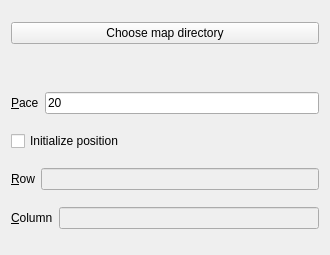
This is funcatching/initialmap_stackmap.ui in rightlorg/funcatching as Qt 5 draws it before an edit. The edited form follows.
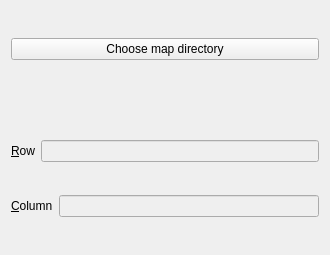
This is the edited form.

```diff
--- a/funcatching/initialmap_stackmap.ui
+++ b/funcatching/initialmap_stackmap.ui
@@ -34,34 +34,6 @@
      </property>
     </widget>
    </item>
-   <item>
-    <layout class="QHBoxLayout" name="horizontalLayout">
-     <item>
-      <widget class="QLabel" name="paceLabel">
-       <property name="text">
-        <string>&amp;Pace</string>
-       </property>
-       <property name="buddy">
-        <cstring>paceEdit</cstring>
-       </property>
-      </widget>
-     </item>
-     <item>
-      <widget class="QLineEdit" name="paceEdit">
-       <property name="text">
-        <string>20</string>
-       </property>
-      </widget>
-     </item>
-    </layout>
-   </item>
-   <item>
-    <widget class="QCheckBox" name="poscheckBox">
-     <property name="text">
-      <string>Initialize position</string>
-     </property>
-    </widget>
-   </item>
    <item>
     <layout class="QHBoxLayout" name="horizontalLayout_3">
      <item>
```
